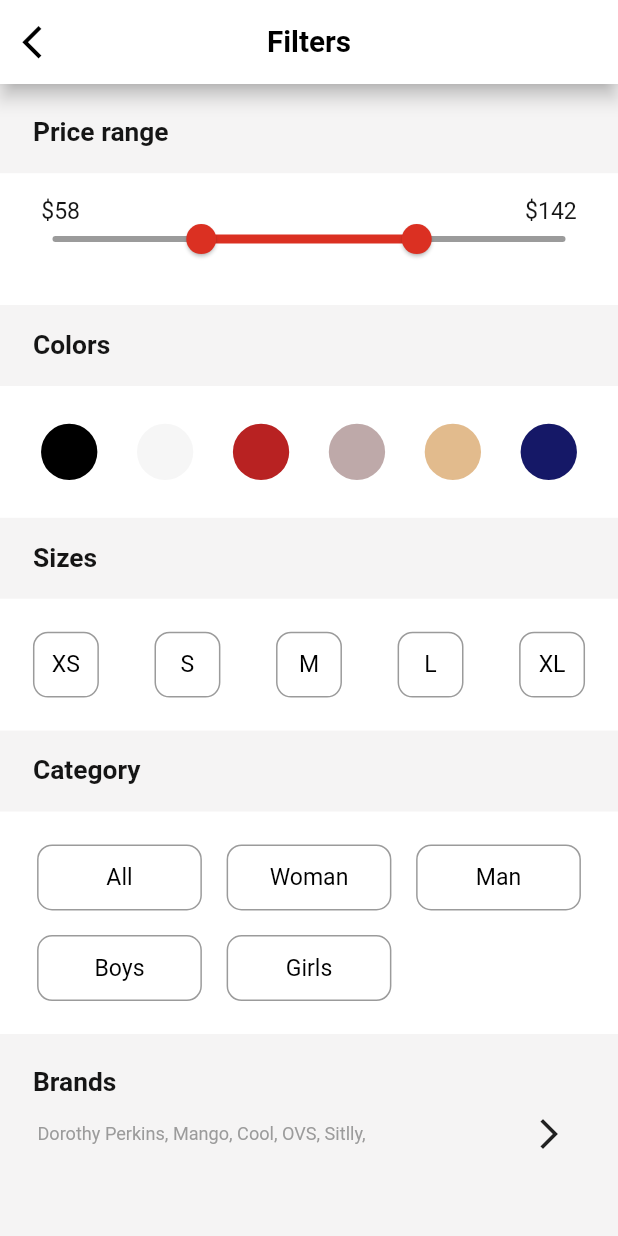
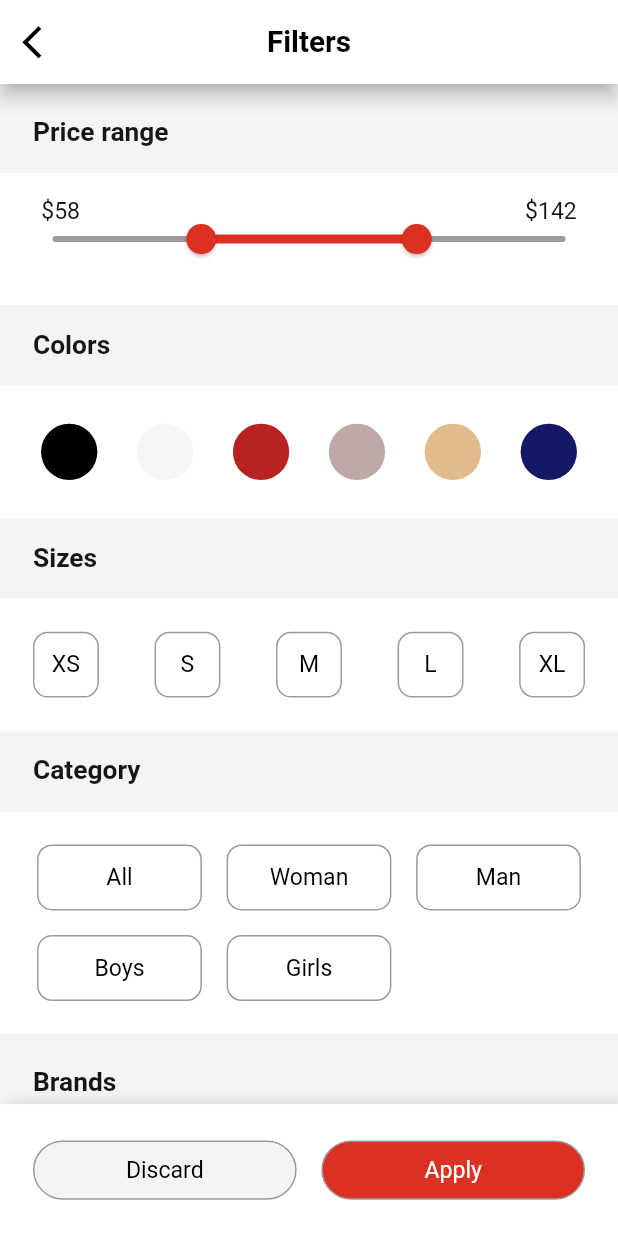
Before and after one commit to troqphuc147/e_commerce_ui, a Flutter app: the FilterScreen screen opened directly, on a phone screen of 412 x 824 dp. Run offline on Flutter 3.47's test engine with Material 2 defaults, Android fonts, the phone set to English and light mode, and no system bars; our stand-ins replace flutter_rating_bar, flutter_svg, image_picker; Roboto replaces fonts that are missing (Metropolis).

Commit message:
add bottom button in filter screen

```diff
--- /dev/null
+++ b/lib/screens/product_with_category/components/filter/components/bottom_buttons.dart
@@ -0,0 +1,77 @@
+import 'package:e_commerce_ui/constants.dart';
+import 'package:flutter/material.dart';
+
+import '../../../../../size_config.dart';
+
+class BottomButtons extends StatefulWidget {
+  const BottomButtons({Key? key}) : super(key: key);
+
+  @override
+  _BottomButtonsState createState() => _BottomButtonsState();
+}
+
+class _BottomButtonsState extends State<BottomButtons> {
+  @override
+  Widget build(BuildContext context) {
+    return Container(
+      height: getProportionateScreenWidth(80),
+      padding:
+          EdgeInsets.symmetric(horizontal: getProportionateScreenWidth(20)),
+      decoration: BoxDecoration(color: Colors.white, boxShadow: [
+        BoxShadow(
+            offset: const Offset(5, 0),
+            color: Colors.grey.withOpacity(0.45),
+            blurRadius: 7.0)
+      ]),
+      child: Row(
+        mainAxisAlignment: MainAxisAlignment.spaceBetween,
+        children: [
+          GestureDetector(
+            onTap: () {
+              Navigator.pop(context);
+            },
+            child: Container(
+              height: getProportionateScreenWidth(36),
+              width: getProportionateScreenWidth(160),
+              decoration: BoxDecoration(
+                color: kBackgroundColor,
+                borderRadius: BorderRadius.circular(20),
+                border: Border.all(color: kPrimarySecondColor),
+              ),
+              child: Center(
+                child: Text(
+                  "Discard",
+                  style: TextStyle(
+                      color: Colors.black,
+                      fontSize: getProportionateScreenWidth(14)),
+                ),
+              ),
+            ),
+          ),
+          GestureDetector(
+            onTap: () {
+              Navigator.pop(context);
+            },
+            child: Container(
+              height: getProportionateScreenWidth(36),
+              width: getProportionateScreenWidth(160),
+              decoration: BoxDecoration(
+                color: kPrimaryColor,
+                borderRadius: BorderRadius.circular(20),
+                border: Border.all(color: kPrimarySecondColor),
+              ),
+              child: Center(
+                child: Text(
+                  "Apply",
+                  style: TextStyle(
+                      color: Colors.white,
+                      fontSize: getProportionateScreenWidth(14)),
+                ),
+              ),
+            ),
+          )
+        ],
+      ),
+    );
+  }
+}
--- a/lib/screens/product_with_category/components/filter/components/brand.dart
+++ b/lib/screens/product_with_category/components/filter/components/brand.dart
@@ -52,11 +52,17 @@ class _BrandFilterState extends State<BrandFilter> {
               ),
               IconButton(
                 onPressed: () {},
-                icon: Icon(Icons.arrow_forward_ios),
+                icon: Icon(
+                  Icons.arrow_forward_ios,
+                  size: getProportionateScreenWidth(24),
+                ),
               ),
             ],
           ),
         ),
+        SizedBox(
+          height: getProportionateScreenWidth(80),
+        )
       ],
     );
   }
--- a/lib/screens/product_with_category/components/filter/filters_screen.dart
+++ b/lib/screens/product_with_category/components/filter/filters_screen.dart
@@ -1,3 +1,4 @@
+import 'package:e_commerce_ui/screens/product_with_category/components/filter/components/bottom_buttons.dart';
 import 'package:e_commerce_ui/screens/product_with_category/components/filter/components/brand.dart';
 import 'package:e_commerce_ui/screens/product_with_category/components/filter/components/category.dart';
 import 'package:e_commerce_ui/screens/product_with_category/components/filter/components/color.dart';
@@ -52,6 +53,7 @@ class _FilterScreenState extends State<FilterScreen> {
           ),
         ),
       ),
+      bottomSheet: const BottomButtons(),
     );
   }
 }
```
